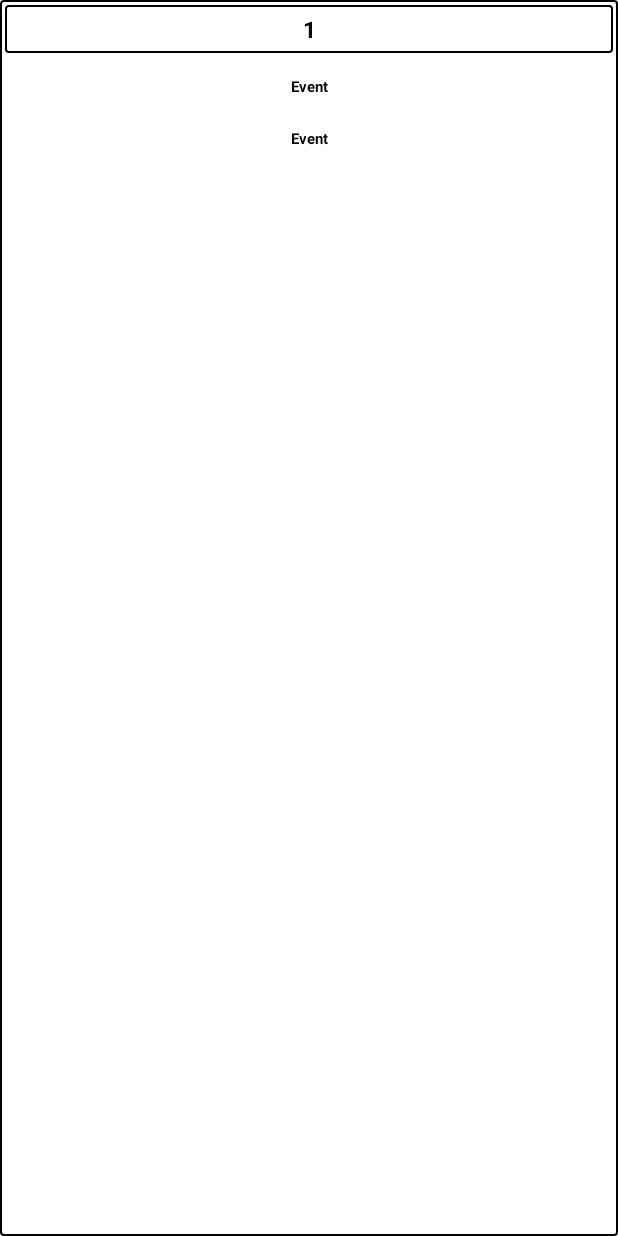
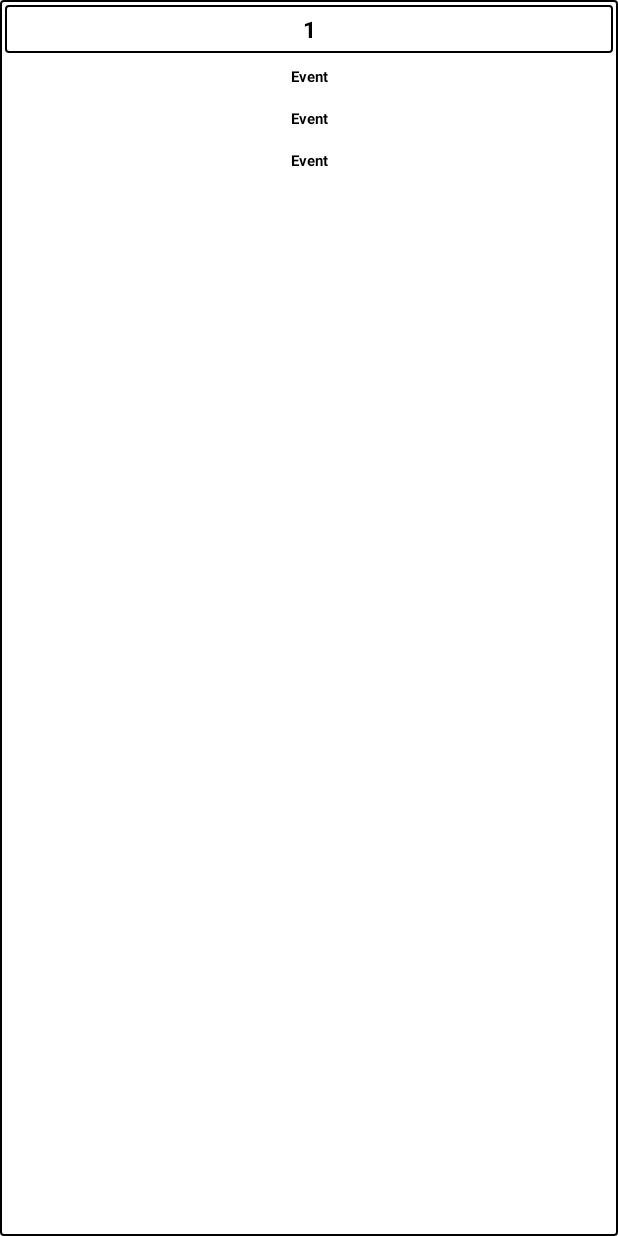
Before and after one commit to Chrisdamia99/CalendarCapital, an Android app: the layout calendar_cell.xml on its own in the app's theme, with its tools: preview values and no code run, on a phone screen of 412 x 824 dp. Run offline under Robolectric (Android 15) with nearby library versions, the phone set to English and light mode, and no system bars.

Commit message:
changed next and prev month arrows to images
events are sorted by time in calendar blocks

```diff
--- a/app/src/main/java/com/example/calendarcapital/CalendarViewHolder.java
+++ b/app/src/main/java/com/example/calendarcapital/CalendarViewHolder.java
@@ -2,6 +2,7 @@ package com.example.calendarcapital;
 
 
 import android.view.View;
+import android.widget.LinearLayout;
 import android.widget.TextView;
 
 import androidx.annotation.NonNull;
@@ -15,7 +16,8 @@ import java.util.ArrayList;
 public class CalendarViewHolder extends RecyclerView.ViewHolder implements View.OnClickListener {
     private final ArrayList<LocalDate> days;
     public final View parentView;
-    public final TextView dayOfMonth,eventDayText,eventDayText2;
+    public final TextView dayOfMonth,eventDayText,eventDayText2,eventDayText3;
+
     private final CalendarAdapter.OnItemListener onItemListener;
 
 
@@ -25,6 +27,7 @@ public class CalendarViewHolder extends RecyclerView.ViewHolder implements View.
         dayOfMonth = itemView.findViewById(R.id.cellDayText);
         eventDayText = itemView.findViewById(R.id.eventDayText);
         eventDayText2 = itemView.findViewById(R.id.eventDayText2);
+        eventDayText3 = itemView.findViewById(R.id.eventDayText3);
 
         this.onItemListener = onItemListener;
         itemView.setOnClickListener(this);
--- a/app/src/main/res/layout/calendar_cell.xml
+++ b/app/src/main/res/layout/calendar_cell.xml
@@ -35,6 +35,7 @@
 
             />
                 <LinearLayout
+                    android:id="@+id/eventsForBlock"
                     android:layout_width="match_parent"
                     android:layout_height="match_parent"
                         android:orientation="vertical">
@@ -45,7 +46,7 @@
             android:layout_height="wrap_content"
             android:padding="5dp"
             android:gravity="center"
-            android:layout_marginTop="10dp"
+            android:layout_marginTop="3dp"
             android:text="Event"
             android:singleLine="true"
             android:textColor="@color/black"
@@ -67,7 +68,7 @@
             android:text="Event"
             android:gravity="center"
 
-            android:layout_marginTop="10dp"
+            android:layout_marginTop="3dp"
                 android:singleLine="true"
             android:textColor="@color/black"
             android:textSize="10sp"
@@ -80,6 +81,30 @@
             app:layout_constraintStart_toStartOf="parent"
             app:layout_constraintTop_toBottomOf="@id/eventDayText"
             app:layout_constraintVertical_bias="0.0" />
+
+                        <TextView
+                            android:id="@+id/eventDayText3"
+                            android:layout_width="match_parent"
+                            android:layout_height="wrap_content"
+                            android:padding="5dp"
+                            android:text="Event"
+                            android:gravity="center"
+
+                            android:layout_marginTop="3dp"
+                            android:singleLine="true"
+                            android:textColor="@color/black"
+                            android:textSize="10sp"
+                            android:textStyle="bold"
+
+                            app:layout_constraintBottom_toBottomOf="parent"
+                            app:layout_constraintEnd_toEndOf="parent"
+                            app:layout_constraintLeft_toLeftOf="parent"
+                            app:layout_constraintRight_toRightOf="parent"
+                            app:layout_constraintStart_toStartOf="parent"
+                            app:layout_constraintTop_toBottomOf="@id/eventDayText"
+                            app:layout_constraintVertical_bias="0.0" />
+
+
                 </LinearLayout>
 
         </LinearLayout>
```
Also changed, not shown: app/src/main/java/com/example/calendarcapital/AlarmReceiver.java (+12 -4 lines), app/src/main/java/com/example/calendarcapital/CalendarAdapter.java (+40 -5 lines), app/src/main/java/com/example/calendarcapital/EventEdit.java (+7 -1 lines), app/src/main/java/com/example/calendarcapital/MainActivity.java (+151 -37 lines), app/src/main/res/layout/activity_main.xml (+9 -7 lines), app/src/main/res/menu/menu_up_inlayout.xml (+0 -8 lines).
